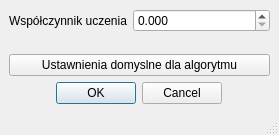
First picture: the form in templatki/PQSzczegolyTemplatka.ui, repository vatrasar/licencjat, before the edit.
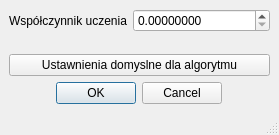
Second picture: the form after the edit.

```diff
--- a/templatki/PQSzczegolyTemplatka.ui
+++ b/templatki/PQSzczegolyTemplatka.ui
@@ -27,7 +27,7 @@
       <item row="0" column="1">
        <widget class="QDoubleSpinBox" name="learning_rate_spin">
         <property name="decimals">
-         <number>3</number>
+         <number>8</number>
         </property>
         <property name="minimum">
          <double>0.000000000000000</double>
```
